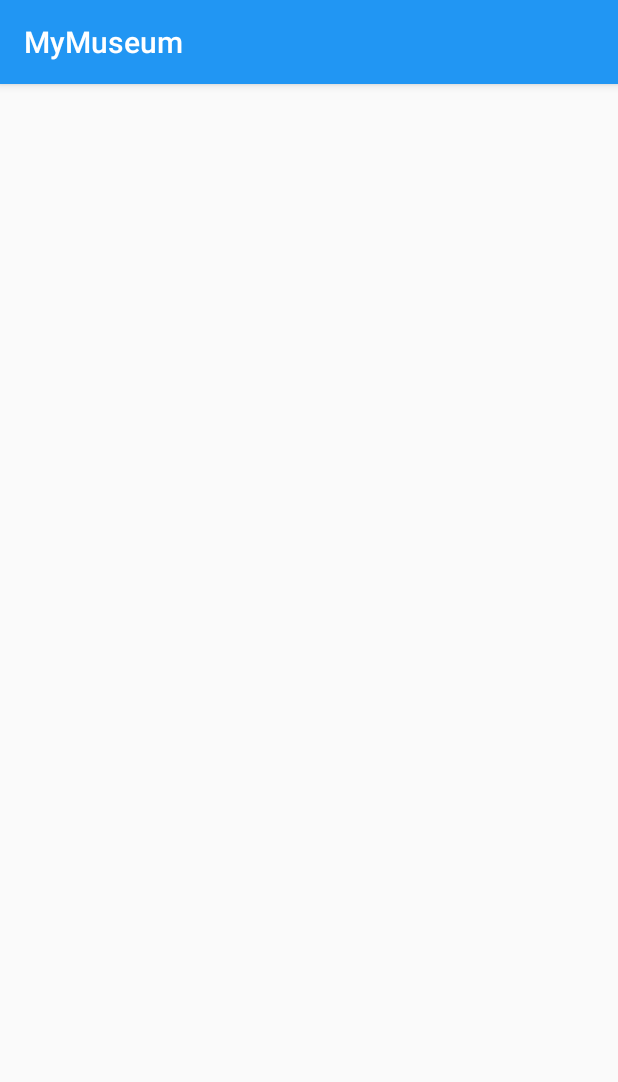
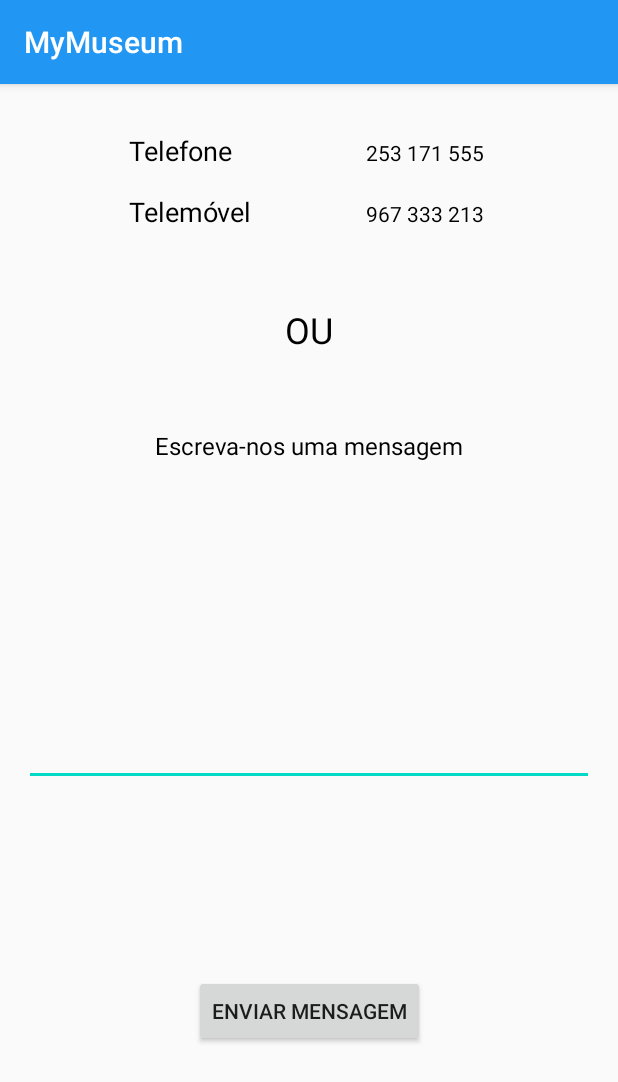
Before and after one commit to Capi15/MyMuseum, an Android app: the fragment ContactosFragment shown on its own in the app's theme, on a phone screen of 412 x 824 dp. Shown: the top 1082 px of the screen. Run offline under Robolectric (Android 15) with nearby library versions, the phone set to English and light mode, and no system bars.

Commit message:
contactos pronto

```diff
--- a/app/src/main/java/com/example/mymuseum/ui/contactos/ContactosFragment.kt
+++ b/app/src/main/java/com/example/mymuseum/ui/contactos/ContactosFragment.kt
@@ -1,27 +1,36 @@
 package com.example.mymuseum.ui.contactos
 
+import android.content.Intent
 import android.os.Bundle
 import android.view.LayoutInflater
 import android.view.View
 import android.view.ViewGroup
+import android.widget.EditText
 import android.widget.TextView
 import androidx.fragment.app.Fragment
 import androidx.lifecycle.Observer
 import androidx.lifecycle.ViewModelProviders
 import com.example.mymuseum.R
+import com.example.mymuseum.activities.ContactosSucesso
+import com.example.mymuseum.activities.RegisterActivity
+import kotlinx.android.synthetic.main.fragment_contactos.*
+import kotlinx.android.synthetic.main.fragment_contactos.view.*
 
 class ContactosFragment : Fragment() {
-
-    private lateinit var contactosViewModel: ContactosViewModel
 
     override fun onCreateView(
             inflater: LayoutInflater,
             container: ViewGroup?,
             savedInstanceState: Bundle?
     ): View? {
-        contactosViewModel =
-                ViewModelProviders.of(this).get(ContactosViewModel::class.java)
         val root = inflater.inflate(R.layout.fragment_contactos, container, false)
+        val mensagem: EditText = root.findViewById(R.id.contactos_mensagem_corpo)
+        root.contactos_button.setOnClickListener {
+            val intent = Intent (requireActivity().applicationContext, ContactosSucesso::class.java)
+            startActivity(intent)
+            mensagem.text = null
+
+        }
         return root
     }
 }
--- a/app/src/main/res/layout/fragment_contactos.xml
+++ b/app/src/main/res/layout/fragment_contactos.xml
@@ -7,16 +7,97 @@
     tools:context=".ui.contactos.ContactosFragment">
 
     <TextView
-        android:id="@+id/text_gallery"
-        android:layout_width="match_parent"
+        android:id="@+id/contactos_telefone"
+        android:layout_width="wrap_content"
         android:layout_height="wrap_content"
-        android:layout_marginStart="8dp"
-        android:layout_marginTop="8dp"
-        android:layout_marginEnd="8dp"
-        android:textAlignment="center"
-        android:textSize="20sp"
+        android:layout_marginTop="32dp"
+        android:text="Telefone"
+        android:textColor="@color/design_default_color_on_secondary"
+        android:textSize="18sp"
+        app:layout_constraintEnd_toEndOf="parent"
+        app:layout_constraintHorizontal_bias="0.25"
+        app:layout_constraintStart_toStartOf="parent"
+        app:layout_constraintTop_toTopOf="parent" />
+
+    <TextView
+        android:id="@+id/contactos_telefone_numero"
+        android:layout_width="wrap_content"
+        android:layout_height="wrap_content"
+        android:text="253 171 555"
+        android:textColor="@color/design_default_color_on_secondary"
+        app:layout_constraintBaseline_toBaselineOf="@+id/contactos_telefone"
+        app:layout_constraintEnd_toEndOf="parent"
+        app:layout_constraintStart_toEndOf="@+id/contactos_telefone" />
+
+    <TextView
+        android:id="@+id/contactos_telemovel"
+        android:layout_width="wrap_content"
+        android:layout_height="wrap_content"
+        android:layout_marginTop="@dimen/default_margin"
+        android:text="Telemóvel"
+        android:textColor="@color/design_default_color_on_secondary"
+        android:textSize="18sp"
+        app:layout_constraintEnd_toEndOf="parent"
+        app:layout_constraintHorizontal_bias="0.0"
+        app:layout_constraintStart_toStartOf="@+id/contactos_telefone"
+        app:layout_constraintTop_toBottomOf="@+id/contactos_telefone" />
+
+    <TextView
+        android:id="@+id/contactos_telemovel_numero"
+        android:layout_width="wrap_content"
+        android:layout_height="wrap_content"
+        android:text="967 333 213"
+        android:textColor="@color/design_default_color_on_secondary"
+        app:layout_constraintBaseline_toBaselineOf="@+id/contactos_telemovel"
+        app:layout_constraintEnd_toEndOf="parent"
+        app:layout_constraintStart_toEndOf="@+id/contactos_telefone" />
+
+    <TextView
+        android:id="@+id/contactos_ou"
+        android:layout_width="wrap_content"
+        android:layout_height="wrap_content"
+        android:layout_marginTop="50dp"
+        android:text="OU"
+        android:textColor="@color/design_default_color_on_secondary"
+        android:textSize="24sp"
+        app:layout_constraintEnd_toEndOf="parent"
+        app:layout_constraintStart_toStartOf="parent"
+        app:layout_constraintTop_toBottomOf="@+id/contactos_telemovel" />
+
+    <TextView
+        android:id="@+id/contactos_mensagem_mensagem"
+        android:layout_width="wrap_content"
+        android:layout_height="wrap_content"
+        android:layout_marginTop="50dp"
+        android:text="Escreva-nos uma mensagem"
+        android:textColor="@color/design_default_color_on_secondary"
+        android:textSize="@dimen/default_margin"
+        app:layout_constraintEnd_toEndOf="parent"
+        app:layout_constraintStart_toStartOf="parent"
+        app:layout_constraintTop_toBottomOf="@+id/contactos_ou" />
+
+    <EditText
+        android:id="@+id/contactos_mensagem_corpo"
+        android:layout_width="0dp"
+        android:layout_height="200dp"
+        android:layout_marginStart="@dimen/default_margin"
+        android:layout_marginTop="@dimen/default_margin"
+        android:layout_marginEnd="@dimen/default_margin"
+        android:ems="10"
+        android:gravity="start|top"
+        android:inputType="textMultiLine"
+        app:layout_constraintEnd_toEndOf="parent"
+        app:layout_constraintStart_toStartOf="parent"
+        app:layout_constraintTop_toBottomOf="@+id/contactos_mensagem_mensagem" />
+
+    <Button
+        android:id="@+id/contactos_button"
+        android:layout_width="wrap_content"
+        android:layout_height="wrap_content"
+        android:text="Enviar Mensagem"
         app:layout_constraintBottom_toBottomOf="parent"
         app:layout_constraintEnd_toEndOf="parent"
         app:layout_constraintStart_toStartOf="parent"
-        app:layout_constraintTop_toTopOf="parent" />
+        app:layout_constraintTop_toBottomOf="@+id/contactos_mensagem_corpo" />
+
 </androidx.constraintlayout.widget.ConstraintLayout>
```
Also changed, not shown: app/src/main/AndroidManifest.xml (+4 -7 lines), app/src/main/java/com/example/mymuseum/activities/ContactosSucesso.kt (added, +18 -0 lines), app/src/main/res/layout/activity_contactos_sucesso.xml (added, +34 -0 lines).
